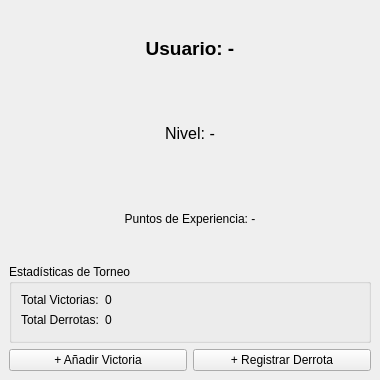
Above: Proyecto/src/vista/Ui/perfil.ui from OscarCollantesPenalba/Paladex before the change. Below: the same form after it.
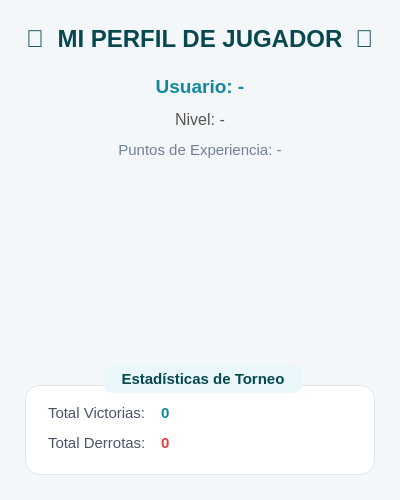
That is the form after the change.

```diff
--- a/Proyecto/src/vista/Ui/perfil.ui
+++ b/Proyecto/src/vista/Ui/perfil.ui
@@ -3,48 +3,261 @@
  <class>VistaPerfil</class>
  <widget class="QMainWindow" name="VistaPerfil">
   <property name="geometry">
-   <rect><x>0</x><y>0</y><width>380</width><height>380</height></rect>
+   <rect>
+    <x>0</x>
+    <y>0</y>
+    <width>400</width>
+    <height>500</height>
+   </rect>
   </property>
   <property name="windowTitle"><string>Paladex - Mi Perfil</string></property>
   <widget class="QWidget" name="centralwidget">
+   <property name="font">
+    <font>
+     <family>Segoe UI</family>
+     <pointsize>10</pointsize>
+    </font>
+   </property>
+   <property name="styleSheet">
+    <string notr="true">QWidget#centralwidget {
+    background-color: #F4F7FA;
+}
+
+QLabel {
+    color: #333333;
+}</string>
+   </property>
    <layout class="QVBoxLayout" name="verticalLayout">
+    <property name="spacing">
+     <number>12</number>
+    </property>
+    <property name="leftMargin">
+     <number>25</number>
+    </property>
+    <property name="topMargin">
+     <number>25</number>
+    </property>
+    <property name="rightMargin">
+     <number>25</number>
+    </property>
+    <property name="bottomMargin">
+     <number>25</number>
+    </property>
+    <item>
+     <widget class="QLabel" name="lblTituloPerfil">
+      <property name="font">
+       <font>
+        <family>Segoe UI</family>
+        <pointsize>18</pointsize>
+        <weight>75</weight>
+        <bold>true</bold>
+       </font>
+      </property>
+      <property name="styleSheet">
+       <string notr="true">color: #07484F; margin-bottom: 5px;</string>
+      </property>
+      <property name="text">
+       <string>👤  MI PERFIL DE JUGADOR  👤</string>
+      </property>
+      <property name="alignment">
+       <set>Qt::AlignCenter</set>
+      </property>
+     </widget>
+    </item>
     <item>
      <widget class="QLabel" name="lblUsuario">
-      <property name="font"><font><pointsize>14</pointsize><weight>75</weight></font></property>
-      <property name="text"><string>Usuario: -</string></property>
-      <property name="alignment"><set>Qt::AlignCenter</set></property>
+      <property name="font">
+       <font>
+        <family>Segoe UI</family>
+        <pointsize>14</pointsize>
+        <weight>75</weight>
+        <bold>true</bold>
+       </font>
+      </property>
+      <property name="styleSheet">
+       <string notr="true">color: #0F8A9D; margin-top: 5px;</string>
+      </property>
+      <property name="text">
+       <string>Usuario: -</string>
+      </property>
+      <property name="alignment">
+       <set>Qt::AlignCenter</set>
+      </property>
      </widget>
     </item>
     <item>
      <widget class="QLabel" name="lblNivel">
-      <property name="font"><font><pointsize>12</pointsize></font></property>
-      <property name="text"><string>Nivel: -</string></property>
-      <property name="alignment"><set>Qt::AlignCenter</set></property>
+      <property name="font">
+       <font>
+        <family>Segoe UI</family>
+        <pointsize>12</pointsize>
+        <weight>50</weight>
+       </font>
+      </property>
+      <property name="styleSheet">
+       <string notr="true">color: #555555;</string>
+      </property>
+      <property name="text">
+       <string>Nivel: -</string>
+      </property>
+      <property name="alignment">
+       <set>Qt::AlignCenter</set>
+      </property>
      </widget>
     </item>
     <item>
      <widget class="QLabel" name="lblXP">
-      <property name="text"><string>Puntos de Experiencia: -</string></property>
-      <property name="alignment"><set>Qt::AlignCenter</set></property>
+      <property name="font">
+       <font>
+        <family>Segoe UI</family>
+        <pointsize>11</pointsize>
+       </font>
+      </property>
+      <property name="styleSheet">
+       <string notr="true">color: #718096;</string>
+      </property>
+      <property name="text">
+       <string>Puntos de Experiencia: -</string>
+      </property>
+      <property name="alignment">
+       <set>Qt::AlignCenter</set>
+      </property>
      </widget>
     </item>
+    <item>
+     <spacer name="verticalSpacer">
+      <property name="orientation">
+       <enum>Qt::Vertical</enum>
+      </property>
+      <property name="sizeHint" stdset="0">
+       <size>
+        <width>20</width>
+        <height>25</height>
+       </size>
+      </property>
+     </spacer>
+    </item>
     <item>
      <widget class="QGroupBox" name="groupEstadisticas">
-      <property name="title"><string>Estadísticas de Torneo</string></property>
+      <property name="font">
+       <font>
+        <family>Segoe UI</family>
+        <pointsize>11</pointsize>
+        <weight>75</weight>
+        <bold>true</bold>
+       </font>
+      </property>
+      <property name="styleSheet">
+       <string notr="true">QGroupBox {
+    background-color: white;
+    border: 1px solid #E0E6ED;
+    border-radius: 15px;
+    margin-top: 20px;
+    padding-top: 20px;
+}
+
+QGroupBox::title {
+    subcontrol-origin: margin;
+    subcontrol-position: top center;
+    padding: 5px 15px;
+    color: #07484F;
+    background-color: #EAF7FA;
+    border-radius: 8px;
+}</string>
+      </property>
+      <property name="title">
+       <string>Estadísticas de Torneo</string>
+      </property>
       <layout class="QFormLayout" name="formLayout">
-       <item row="0" column="0"><widget class="QLabel" name="lblVictoriasEtiqueta"><property name="text"><string>Total Victorias:</string></property></widget></item>
-       <item row="0" column="1"><widget class="QLabel" name="lblVictorias"><property name="text"><string>0</string></property></widget></item>
-       <item row="1" column="0"><widget class="QLabel" name="lblDerrotasEtiqueta"><property name="text"><string>Total Derrotas:</string></property></widget></item>
-       <item row="1" column="1"><widget class="QLabel" name="lblDerrotas"><property name="text"><string>0</string></property></widget></item>
+       <property name="leftMargin">
+        <number>20</number>
+       </property>
+       <property name="topMargin">
+        <number>15</number>
+       </property>
+       <property name="rightMargin">
+        <number>20</number>
+       </property>
+       <property name="bottomMargin">
+        <number>20</number>
+       </property>
+       <property name="horizontalSpacing">
+        <number>15</number>
+       </property>
+       <property name="verticalSpacing">
+        <number>12</number>
+       </property>
+       <item row="0" column="0">
+        <widget class="QLabel" name="lblVictoriasEtiqueta">
+         <property name="font">
+          <font>
+           <family>Segoe UI</family>
+           <pointsize>11</pointsize>
+          </font>
+         </property>
+         <property name="styleSheet">
+          <string notr="true">color: #4A5568;</string>
+         </property>
+         <property name="text">
+          <string>Total Victorias:</string>
+         </property>
+        </widget>
+       </item>
+       <item row="0" column="1">
+        <widget class="QLabel" name="lblVictorias">
+         <property name="font">
+          <font>
+           <family>Segoe UI</family>
+           <pointsize>11</pointsize>
+           <weight>75</weight>
+           <bold>true</bold>
+          </font>
+         </property>
+         <property name="styleSheet">
+          <string notr="true">color: #0F8A9D;</string>
+         </property>
+         <property name="text">
+          <string>0</string>
+         </property>
+        </widget>
+       </item>
+       <item row="1" column="0">
+        <widget class="QLabel" name="lblDerrotasEtiqueta">
+         <property name="font">
+          <font>
+           <family>Segoe UI</family>
+           <pointsize>11</pointsize>
+          </font>
+         </property>
+         <property name="styleSheet">
+          <string notr="true">color: #4A5568;</string>
+         </property>
+         <property name="text">
+          <string>Total Derrotas:</string>
+         </property>
+        </widget>
+       </item>
+       <item row="1" column="1">
+        <widget class="QLabel" name="lblDerrotas">
+         <property name="font">
+          <font>
+           <family>Segoe UI</family>
+           <pointsize>11</pointsize>
+           <weight>75</weight>
+           <bold>true</bold>
+          </font>
+         </property>
+         <property name="styleSheet">
+          <string notr="true">color: #E53E3E;</string>
+         </property>
+         <property name="text">
+          <string>0</string>
+         </property>
+        </widget>
+       </item>
       </layout>
      </widget>
     </item>
-    <item>
-     <layout class="QHBoxLayout" name="horizontalLayoutAcciones">
-      <item><widget class="QPushButton" name="btnSumarVictoria"><property name="text"><string>+ Añadir Victoria</string></property></widget></item>
-      <item><widget class="QPushButton" name="btnSumarDerrota"><property name="text"><string>+ Registrar Derrota</string></property></widget></item>
-     </layout>
-    </item>
    </layout>
   </widget>
  </widget>
```
Left out of the diff: 6 changed lines with no effect on the pictures.
